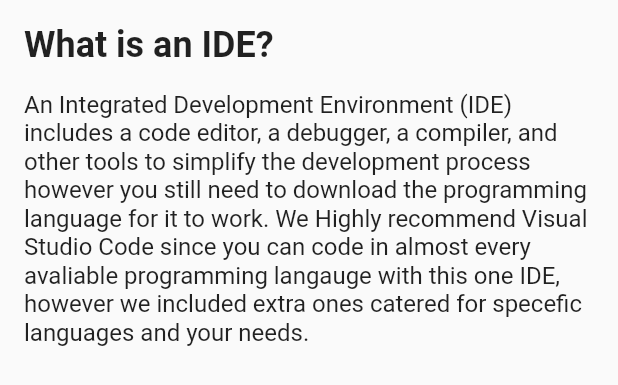
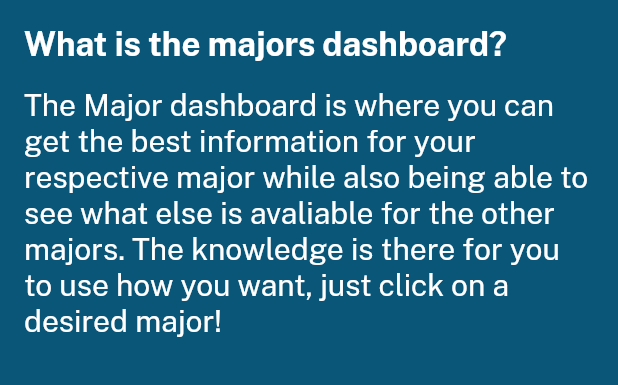
Before and after one commit to DebuggingaHopper/Chargers-Link, a Flutter app: the IDEExplanation widget shown alone on an empty page, opened directly, on a phone screen of 412 x 824 dp. Shown: the top 385 px of the screen. Run offline on Flutter 3.47's test engine with Material 2 defaults, Android fonts, the phone set to English and light mode, and no system bars; our stand-ins replace google_fonts, photo_view, table_calendar; missing offline and left inert: webfeed.

Commit message:
Initial commit.

```diff
--- a/lib/pages/ide_exp.dart
+++ /dev/null
@@ -1,27 +0,0 @@
-import 'package:flutter/material.dart';
-
-class IDEExplanation extends StatelessWidget {
-  @override
-  Widget build(BuildContext context) {
-    return Container(
-      padding: EdgeInsets.all(16.0),
-      child: Column(
-        crossAxisAlignment: CrossAxisAlignment.start,
-        children: [
-          Text(
-            'What is an IDE?',
-            style: TextStyle(
-              fontSize: 24,
-              fontWeight: FontWeight.bold,
-            ),
-          ),
-          SizedBox(height: 16.0),
-          Text(
-            'An Integrated Development Environment (IDE) includes a code editor, a debugger, a compiler, and other tools to simplify the development process however you still need to download the programming language for it to work. We Highly recommend Visual Studio Code since you can code in almost every avaliable programming langauge with this one IDE, however we included extra ones catered for specefic languages and your needs.',
-            style: TextStyle(fontSize: 16),
-          ),
-        ],
-      ),
-    );
-  }
-}
--- /dev/null
+++ b/lib/pages/major_exp.dart
@@ -0,0 +1,35 @@
+import 'package:flutter/material.dart';
+import 'package:google_fonts/google_fonts.dart';
+
+class IDEExplanation extends StatelessWidget {
+  @override
+  Widget build(BuildContext context) {
+    Color dashColor = Color(0xFF0A5678);
+
+    return Container(
+      color: dashColor,
+      padding: EdgeInsets.all(16.0),
+      child: Column(
+        crossAxisAlignment: CrossAxisAlignment.start,
+        children: [
+          Text(
+            'What is the majors dashboard?',
+            style: GoogleFonts.publicSans(
+              fontSize: 22,
+              color: Colors.white,
+              fontWeight: FontWeight.bold,
+            ),
+          ),
+          SizedBox(height: 16.0),
+          Text(
+            'The Major dashboard is where you can get the best information for your respective major while also being able to see what else is avaliable for the other majors. The knowledge is there for you to use how you want, just click on a desired major!',
+            style: GoogleFonts.publicSans(
+              fontSize: 20,
+              color: Colors.white,
+            ),
+          ),
+        ],
+      ),
+    );
+  }
+}
```
Also changed, not shown: lib/pages/dashboard.dart (+14 -5 lines), lib/pages/majorRescources.dart (renamed from lib/pages/csRescources.dart, +11 -5 lines), lib/pages/shuttlecal.dart (added, +195 -0 lines), pubspec.yaml (+7 -0 lines), assets/giant.png (added), assets/ikea.png (added), assets/metro.png (added), assets/regal.png (added), assets/shoppers.png (added), assets/target.png (added), assets/walmart.png (added).
